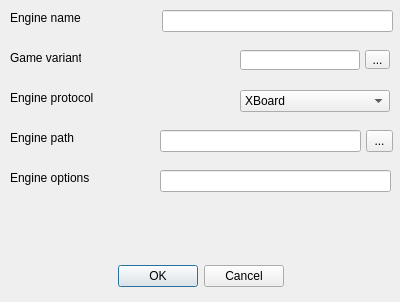
fire-lizard/QBoard, file addenginedialog.ui: the form before one commit.
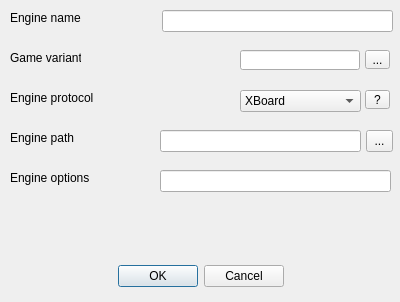
The form after the commit.

```diff
--- a/addenginedialog.ui
+++ b/addenginedialog.ui
@@ -73,7 +73,7 @@
     <rect>
      <x>240</x>
      <y>90</y>
-     <width>150</width>
+     <width>121</width>
      <height>22</height>
     </rect>
    </property>
@@ -201,6 +201,22 @@
     <string>...</string>
    </property>
   </widget>
+  <widget class="QToolButton" name="toolButton_3">
+   <property name="geometry">
+    <rect>
+     <x>365</x>
+     <y>90</y>
+     <width>25</width>
+     <height>19</height>
+    </rect>
+   </property>
+   <property name="toolTip">
+    <string>Detect game variants</string>
+   </property>
+   <property name="text">
+    <string>?</string>
+   </property>
+  </widget>
  </widget>
  <tabstops>
   <tabstop>engineName</tabstop>
```
Left out of the diff: 3 changed lines with no effect on the pictures.
